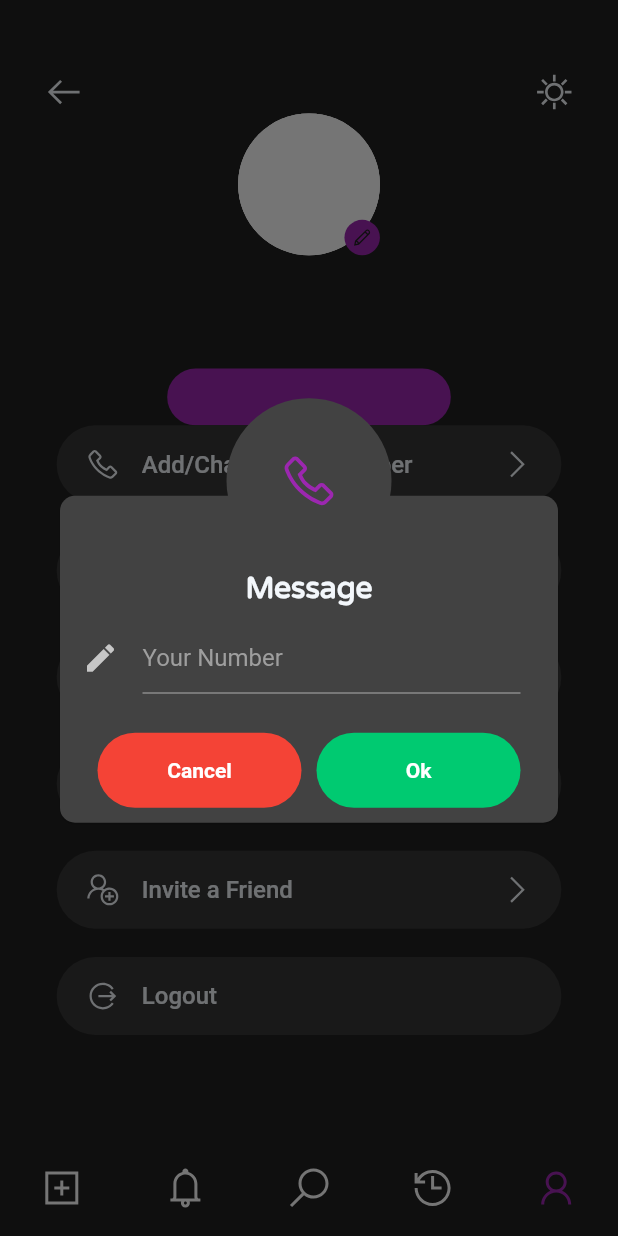
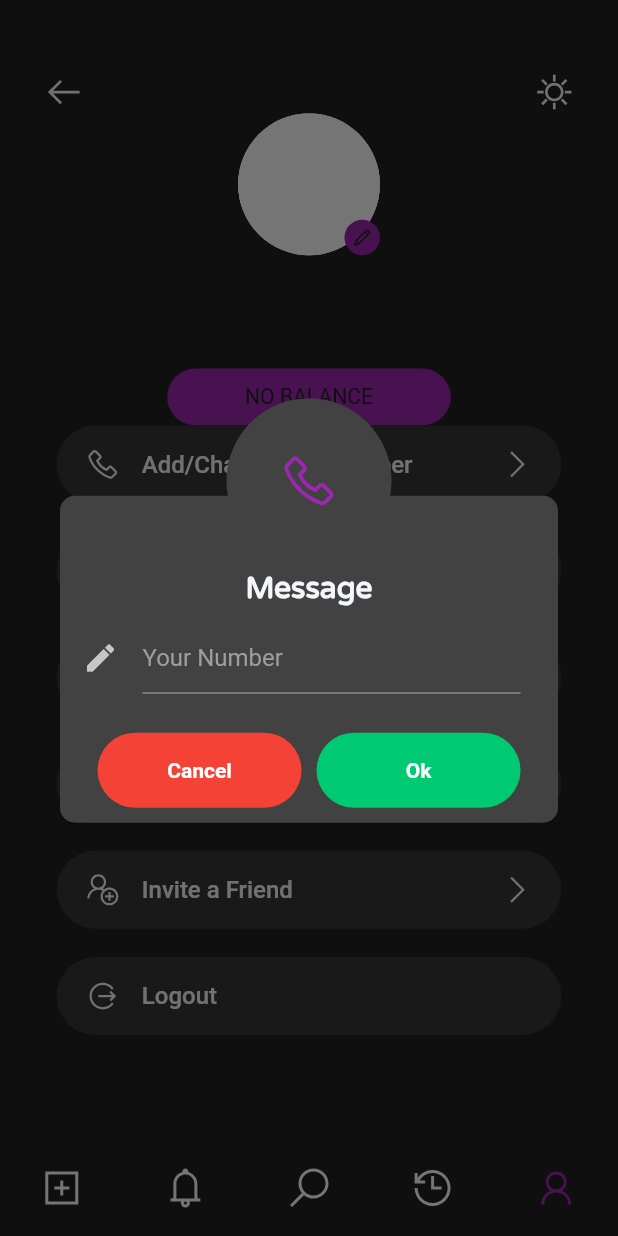
Before and after one commit to InsaneCodersDev/EYtechathon, a Flutter app: the screen it shows once a user with an empty profile is signed in, item 5 of the bottom bar chosen, after a tap on "Add/Change you Number", on a phone screen of 412 x 824 dp. Run offline on Flutter 3.47's test engine with Material 2 defaults, Android fonts, the phone set to English and light mode, and no system bars; drawn by our look-alikes of circular_profile_avatar; our stand-ins replace animated_theme_switcher, awesome_dialog, cloud_firestore, firebase_auth, firebase_core, firebase_messaging and 12 more; missing offline and left inert: web3dart; accounts and stored records are empty; Roboto replaces fonts that are missing (SFProText); project files that could hold a hidden picture were left out.

Commit message:
integrated balance test blockchain

```diff
--- a/lib/authenticate.dart
+++ b/lib/authenticate.dart
@@ -36,6 +36,9 @@ class _LoginState extends State<Authenticate> {
       global.getrequests('ngouid');
       global.getrequests('uid');
       // global.getngodata();
+      global.getBalance(global.myaddress).then((res) {
+        global.balance = res;
+      });
       return HomePage();
     }
   }
--- a/lib/globals.dart
+++ b/lib/globals.dart
@@ -1,4 +1,8 @@
 import 'package:cloud_firestore/cloud_firestore.dart';
+import 'package:http/http.dart';
+import 'package:web3dart/web3dart.dart';
+import 'package:web3dart/web3dart.dart' as web3dart;
+import 'package:flutter/services.dart';
 
 String imgurl;
 String uid;
@@ -132,3 +136,57 @@ getall(String type) async {
   }
   userlist = users;
 }
+
+Client httpClient;
+Web3Client ethClient;
+final myaddress = "0x6D1b5DB18CE5E775F52f640079267F2216eCE6Ee";
+var balance;
+
+Future<DeployedContract> loadContract() async {
+  String abi = await rootBundle.loadString("assets/abi.json");
+  String contractAddress = "0x153A8c28af14d9e8a76b4A5D4099EE36DB00BA8d";
+  final contract = DeployedContract(ContractAbi.fromJson(abi, "PKCoin"),
+      EthereumAddress.fromHex(contractAddress));
+  return contract;
+}
+
+Future<List<dynamic>> query(String functionName, List<dynamic> args) async {
+  final contract = await loadContract();
+  final ethFunction = contract.function(functionName);
+  final result = await ethClient.call(
+      contract: contract, function: ethFunction, params: args);
+  return result;
+}
+
+Future<String> submit(String functionName, List<dynamic> args) async {
+  EthPrivateKey credentials = EthPrivateKey.fromHex(
+      "0135a92676c6d02390830e98866b10149b833147909032c2a036244850974aa9");
+  DeployedContract contract = await loadContract();
+  final ethFunction = contract.function(functionName);
+  final result = await ethClient.sendTransaction(
+      credentials,
+      web3dart.Transaction.callContract(
+          contract: contract, function: ethFunction, parameters: args),
+      fetchChainIdFromNetworkId: true);
+  return result;
+}
+
+Future<dynamic> getBalance(String targetAddress) async {
+  // EthereumAddress address = EthereumAddress.fromHex(targetAddress);
+  List<dynamic> result = await query("getBalance", []);
+  return result[0];
+}
+
+Future<String> sendCoin(int myamount) async {
+  var bigAmount = BigInt.from(myamount);
+  var response = await submit("depositBalance", [bigAmount]);
+  print("deposited");
+  return response;
+}
+
+Future<String> withdrawCoin(int myamount) async {
+  var bigAmount = BigInt.from(myamount);
+  var response = await submit("withdrawBalanace", [bigAmount]);
+  print("withdrawn");
+  return response;
+}
--- a/lib/main.dart
+++ b/lib/main.dart
@@ -1,5 +1,6 @@
 import 'package:cloud_firestore/cloud_firestore.dart';
 import 'package:flutter/material.dart';
+import 'package:flutter/services.dart';
 import 'package:vaccinemgmt/authenticate.dart';
 import 'package:vaccinemgmt/services/auth.dart';
 import 'package:firebase_core/firebase_core.dart';
@@ -17,10 +18,24 @@ void main() async {
   runApp(MyApp());
 }
 
-class MyApp extends StatelessWidget {
+class MyApp extends StatefulWidget {
+  @override
+  _MyAppState createState() => _MyAppState();
+}
+
+class _MyAppState extends State<MyApp> {
   final FirebaseMessaging _messaging = FirebaseMessaging();
-  Client httpClient;
-  Web3Client ethClient;
+
+  @override
+  void initState() {
+    // TODO: implement initState
+    super.initState();
+    global.httpClient = Client();
+    global.ethClient = Web3Client(
+        "https://rinkeby.infura.io/v3/1c9ed4a1e20b4c6781a6f1d62c3bd8ae",
+        global.httpClient);
+  }
+
   @override
   Widget build(BuildContext context) {
     _messaging.getToken().then((token) {
--- a/lib/user.dart
+++ b/lib/user.dart
@@ -47,7 +47,10 @@ class _ProfileScreenState extends State<ProfileScreen> {
   Widget build(BuildContext context) {
     final fuser = Provider.of<firebaseuser.User>(context);
     String imgurl = global.imgurl;
-
+    Future.delayed(Duration(seconds: 3), () async {
+      global.balance = await global.getBalance(global.myaddress);
+      setState(() {});
+    });
     ScreenUtil.init(context, height: 896, width: 414, allowFontScaling: true);
 
     var profileInfo = Expanded(
@@ -117,9 +120,9 @@ class _ProfileScreenState extends State<ProfileScreen> {
             ),
             child: Center(
               child: Text(
-                global.type != null
-                    ? "CERTIFIED " + global.type.toUpperCase()
-                    : "",
+                global.balance != null
+                    ? "BALANCE :  " + global.balance.toString()
+                    : "NO BALANCE",
                 style: kButtonTextStyle,
               ),
             ),
@@ -235,13 +238,28 @@ class _ProfileScreenState extends State<ProfileScreen> {
                           text: 'Add/Change you Number',
                         ),
                       ),
-                      ProfileListItem(
-                        icon: LineAwesomeIcons.envelope,
-                        text: 'Add/Change Contact Email ',
+                      GestureDetector(
+                        onTap: () async {
+                          var res = await global.sendCoin(500);
+                          global.balance =
+                              await global.getBalance(global.myaddress);
+                        },
+                        child: ProfileListItem(
+                          icon: LineAwesomeIcons.envelope,
+                          text: 'Add 500 ',
+                        ),
                       ),
-                      ProfileListItem(
-                        icon: LineAwesomeIcons.question_circle,
-                        text: 'Help & Support',
+                      GestureDetector(
+                        onTap: () async {
+                          print("Hello");
+                          var res = await global.withdrawCoin(100);
+                          global.balance =
+                              await global.getBalance(global.myaddress);
+                        },
+                        child: ProfileListItem(
+                          icon: LineAwesomeIcons.question_circle,
+                          text: 'Remove 100',
+                        ),
                       ),
                       ProfileListItem(
                         icon: LineAwesomeIcons.cog,
```
